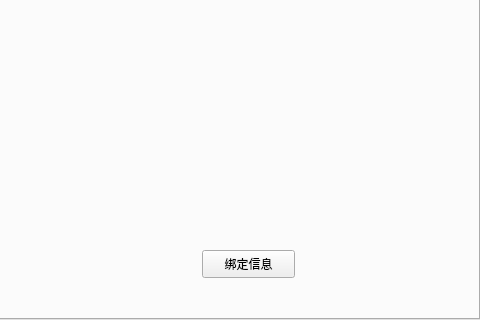
Old version of the form ui/teacher.ui in the repository zhaojingqian/db-lab-softwaremanager; both pictures show x 370 to 850 and y 330 to 650 of the 850 by 650 pixel window.
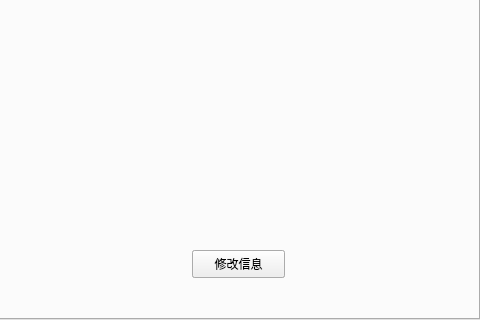
New version of the form.

```diff
--- a/ui/teacher.ui
+++ b/ui/teacher.ui
@@ -535,7 +535,7 @@
     <widget class="QPushButton" name="pushButton">
      <property name="geometry">
       <rect>
-       <x>570</x>
+       <x>560</x>
        <y>440</y>
        <width>93</width>
        <height>28</height>
@@ -550,6 +550,24 @@
       <string>绑定信息</string>
      </property>
     </widget>
+    <widget class="QPushButton" name="pushButton_2">
+     <property name="geometry">
+      <rect>
+       <x>560</x>
+       <y>440</y>
+       <width>93</width>
+       <height>28</height>
+      </rect>
+     </property>
+     <property name="font">
+      <font>
+       <family>微软雅黑</family>
+      </font>
+     </property>
+     <property name="text">
+      <string>修改信息</string>
+     </property>
+    </widget>
    </widget>
   </widget>
   <widget class="QLabel" name="lable_teacher_sex">
```
